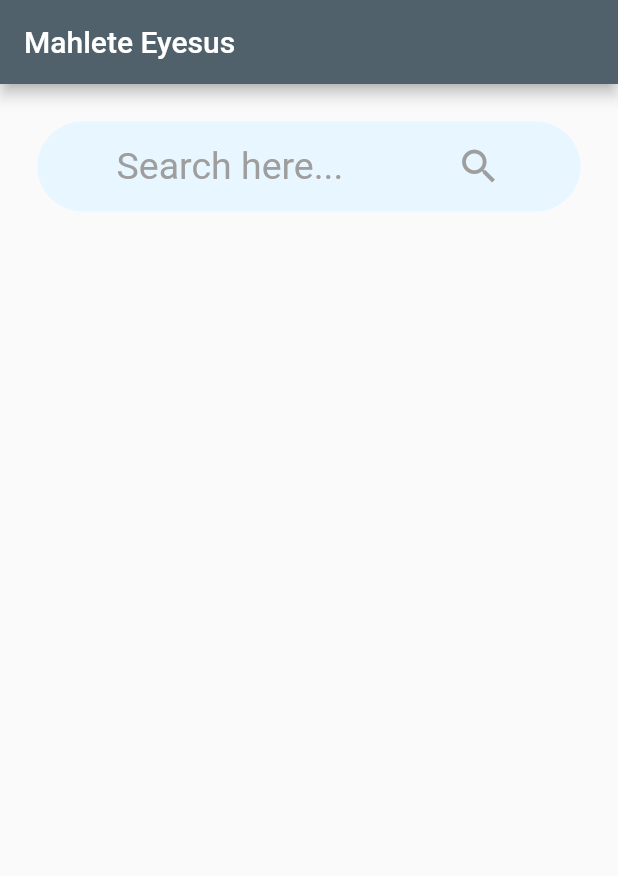
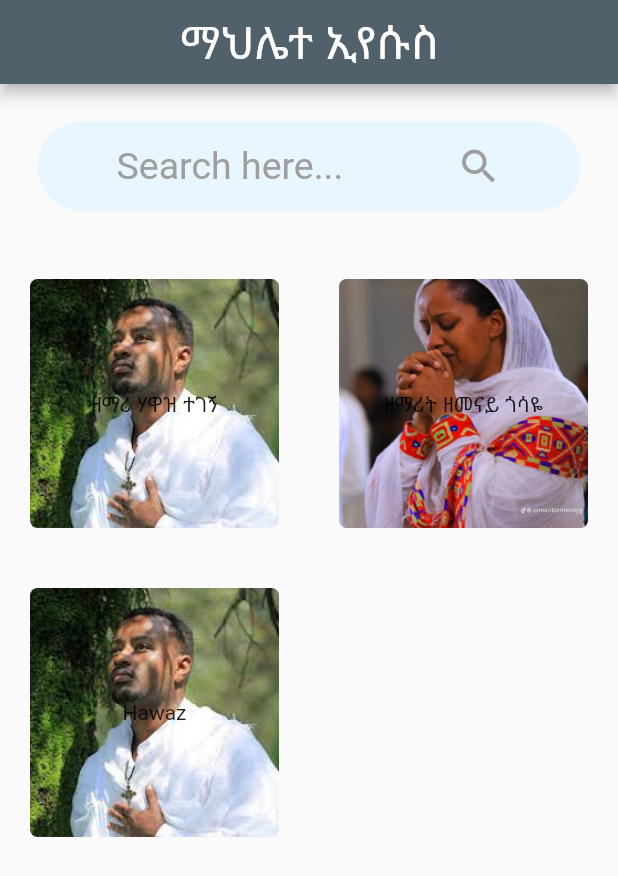
Before and after one commit to BeckiA/Mahlete_Eyesus, a Flutter app: the screen it shows after launch, on a phone screen of 412 x 824 dp. Shown: the top 876 px of the screen. Run offline on Flutter 3.47's test engine with Material 2 defaults, Android fonts, the phone set to English and light mode, and no system bars.

Commit message:
Working on the image display grid

```diff
--- a/lib/Utils/songs_helper.dart/songs_helper.dart
+++ b/lib/Utils/songs_helper.dart/songs_helper.dart
@@ -2,10 +2,40 @@ import 'package:lyrics_app/models/albums.dart';
 import 'package:lyrics_app/models/singer.dart';
 import 'package:lyrics_app/models/song.dart';
 
+import '../../constants/image_strings.dart';
+
 class SongHelper {
-  getMockedSongs() {
+  static List<Singer> getMockedSongs() {
     return [
-      Singer(name: 'Hawaz', photo: 'photo', singerId: 's-01', albums: [
+      Singer(name: 'ዘማሪ ሃዋዝ ተገኝ', photo: GSHawaz, singerId: 's-01', albums: [
+        Albums(
+            name: 'ይቅርታ',
+            photo: 'photo',
+            realeasedDate: DateTime.now(),
+            albumNumber: 03,
+            songs: [
+              Song(
+                  name: 'የአሜን ነው',
+                  songLyrics: {'lyrics': 'Ambenbfnbndbfbmnsjfjsjfjsj'})
+            ])
+      ]),
+      Singer(
+          name: 'ዘማሪት ዘመናይ ጎሳዬ',
+          photo: GSZemenay,
+          singerId: 's-02',
+          albums: [
+            Albums(
+                name: 'ካህኔ',
+                photo: 'photo',
+                realeasedDate: DateTime.now(),
+                albumNumber: 03,
+                songs: [
+                  Song(
+                      name: 'ካህኔ',
+                      songLyrics: {'lyrics': 'Ambenbfnbndbfbmnsjfjsjfjsj'})
+                ])
+          ]),
+      Singer(name: 'Hawaz', photo: GSHawaz, singerId: 's-01', albums: [
         Albums(
             name: 'ይቅርታ',
             photo: 'photo',
--- a/lib/constants/image_strings.dart
+++ b/lib/constants/image_strings.dart
@@ -1 +1,6 @@
+// Mahlete Eyesus Application Arts
 const MELogo = 'assets/images/Mahlete_Eyesus_Logo.png';
+
+// Mahlete Eyesus Application Singers Image
+const GSHawaz = 'assets/images/singers/hawaz_tegegn.jpg';
+const GSZemenay = 'assets/images/singers/zemenay_gosaye.png';
--- a/lib/screens/singers_screen.dart
+++ b/lib/screens/singers_screen.dart
@@ -1,15 +1,53 @@
 import 'package:flutter/material.dart';
 import 'package:lyrics_app/constants/colors.dart';
 
+import '../Utils/songs_helper.dart/songs_helper.dart';
+import '../models/singer.dart';
 import '../widgets/search_bar_widget.dart';
 
 class SingersPage extends StatelessWidget {
+  List<Singer> singer = SongHelper.getMockedSongs();
   @override
   Widget build(BuildContext context) {
     return Scaffold(
-        appBar: AppBar(title: const Text('Mahlete Eyesus')),
-        body: Column(
-          children: [SearchBar()],
-        ));
+      appBar: AppBar(
+        title: const Text(
+          'ማህሌተ ኢየሱስ',
+          style: TextStyle(fontSize: 30),
+        ),
+        centerTitle: true,
+      ),
+      body: Column(children: [
+        const SearchBar(),
+        const SizedBox(
+          height: 20,
+        ),
+        Expanded(
+          child: GridView.builder(
+            gridDelegate: const SliverGridDelegateWithFixedCrossAxisCount(
+              crossAxisCount: 2,
+              childAspectRatio: 1.5 / 1.5,
+            ),
+            itemCount: singer.length,
+            itemBuilder: (context, index) => Padding(
+              padding: const EdgeInsets.all(20.0),
+              child: Stack(
+                children: [
+                  Container(
+                    alignment: Alignment.center,
+                    decoration: BoxDecoration(
+                        borderRadius: BorderRadius.circular(5),
+                        image: DecorationImage(
+                            fit: BoxFit.cover,
+                            image: AssetImage(singer[index].photo))),
+                    child: Text(singer[index].name),
+                  )
+                ],
+              ),
+            ),
+          ),
+        ),
+      ]),
+    );
   }
 }
--- a/pubspec.yaml
+++ b/pubspec.yaml
@@ -62,6 +62,7 @@ flutter:
   assets:
     - assets/
     - assets/images/
+    - assets/images/singers/
 
   # An image asset can refer to one or more resolution-specific "variants", see
   # https://flutter.dev/assets-and-images/#resolution-aware
```
Also changed, not shown: assets/images/singers/hawaz_tegegn.jpg (added), assets/images/singers/zemenay_gosaye.png (added).
